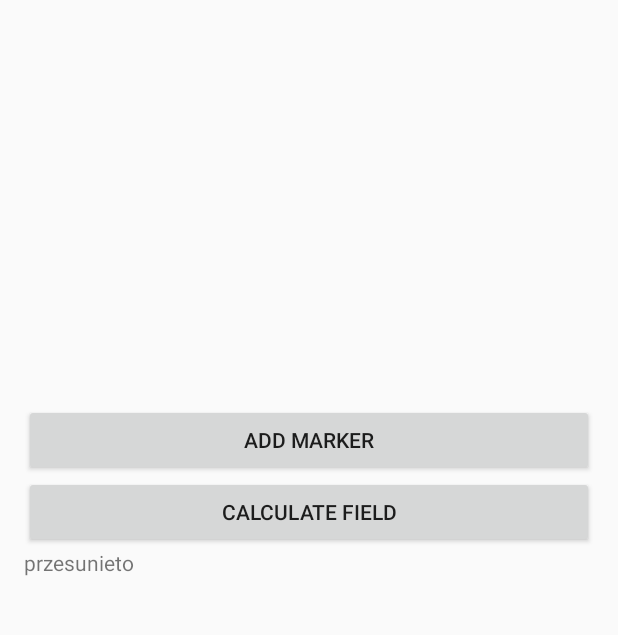
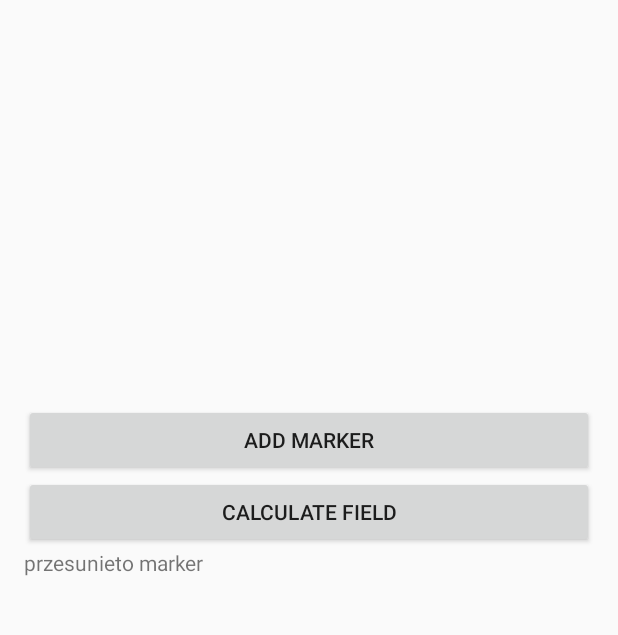
Before and after one commit to maciekhtc/GPS-Angle, an Android app: the screen it shows after launch (MainActivity), after a tap on "ADD MARKER", on a phone screen of 412 x 824 dp, the part 161-796 px from its top. Run offline under Robolectric (Android 15) with nearby library versions, the phone set to English and light mode, and no system bars; 5 statements that could not run were skipped.

Commit message:
zmiana tekstu w polu tekstowym

```diff
--- a/app/src/main/java/com/gmail/maciekhtc/gpsangle/MainActivity.java
+++ b/app/src/main/java/com/gmail/maciekhtc/gpsangle/MainActivity.java
@@ -49,7 +49,7 @@ public class MainActivity extends AppCompatActivity implements OnMapReadyCallbac
                 newMarker.draggable(true);
                 newMarker.title(newLatLng.toString());
                 mPoints.put(mMap.addMarker(newMarker), newLoc);
-                textView1.setText("przesunieto");
+                textView1.setText("przesunieto marker");
             }
         });
 
```
